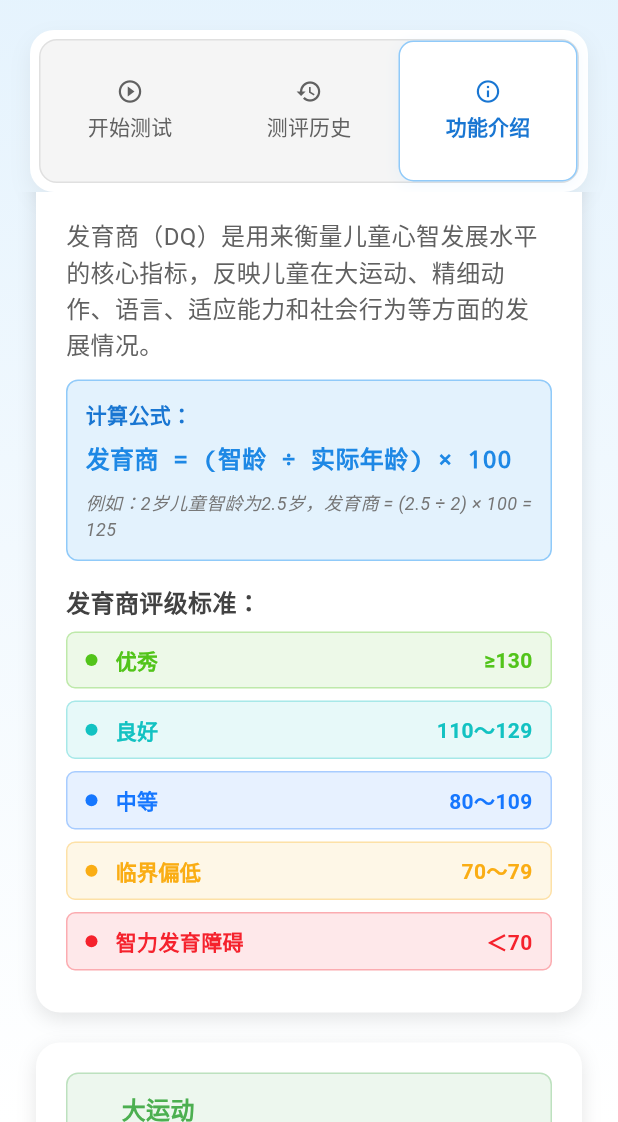
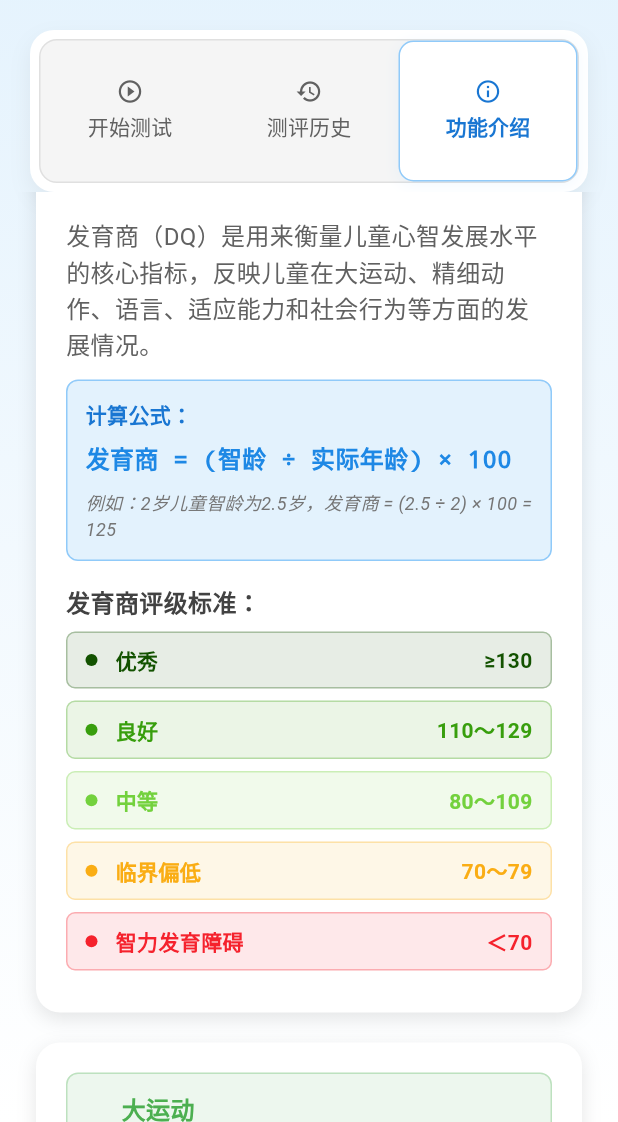
Before and after one commit to vonxq/baby-measure, a Flutter app: the screen it shows after launch, tab 3 chosen, scrolled down 576 dp, on a phone screen of 412 x 824 dp, the part 114-1236 px from its top. Run offline on Flutter 3.47's test engine with Material 3 defaults, Android fonts, the phone set to English and light mode, and no system bars.

Commit message:
再次调整DQ配色：中等#73D13D 良好#389E0D 优秀#135200 临界#FAAD14 障碍#F5222D（全局）

```diff
--- a/child_development_assessment/lib/utils/dq_utils.dart
+++ b/child_development_assessment/lib/utils/dq_utils.dart
@@ -6,12 +6,12 @@ enum DqLevel { excellent, good, medium, borderlineLow, impaired }
 class DqUtils {
   // 颜色方案（用户提供）
   // 最新配色（按用户指定）
-  // 优秀（≥130） → #52C41A
-  static const Color colorExcellent = Color(0xFF52C41A);
-  // 良好（110～129） → #13C2C2
-  static const Color colorGood = Color(0xFF13C2C2);
-  // 中等（80～109） → #1677FF
-  static const Color colorMedium = Color(0xFF1677FF);
+  // 优秀（≥130） → #135200
+  static const Color colorExcellent = Color(0xFF135200);
+  // 良好（110～129） → #389E0D
+  static const Color colorGood = Color(0xFF389E0D);
+  // 中等（80～109） → #73D13D
+  static const Color colorMedium = Color(0xFF73D13D);
   // 临界偏低（70～79） → #FAAD14
   static const Color colorBorderlineLow = Color(0xFFFAAD14);
   // 发育障碍（＜70） → #F5222D
```
